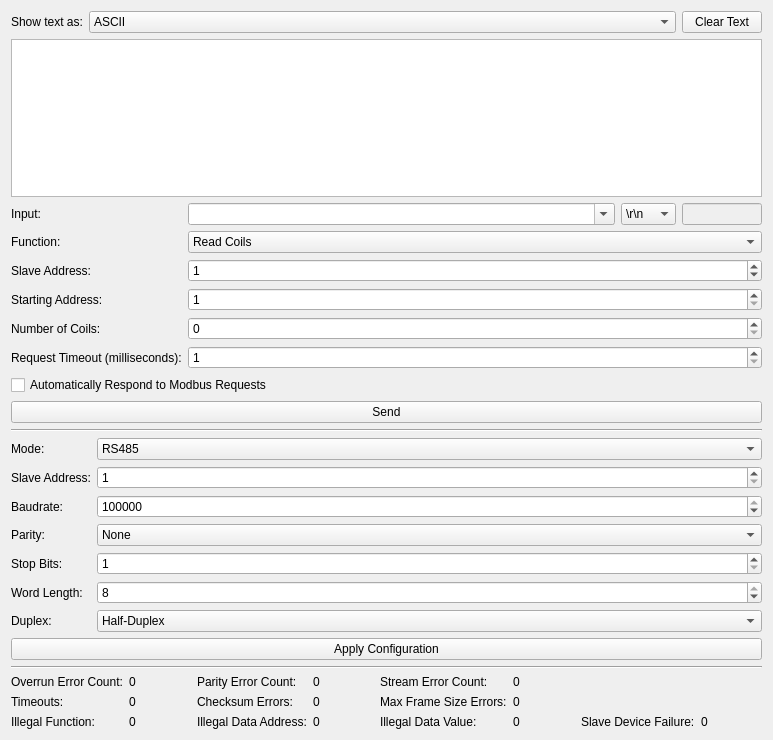
First picture: the form in src/brickv/plugin_system/plugins/rs485/ui/rs485.ui, repository Tinkerforge/brickv, before the edit.
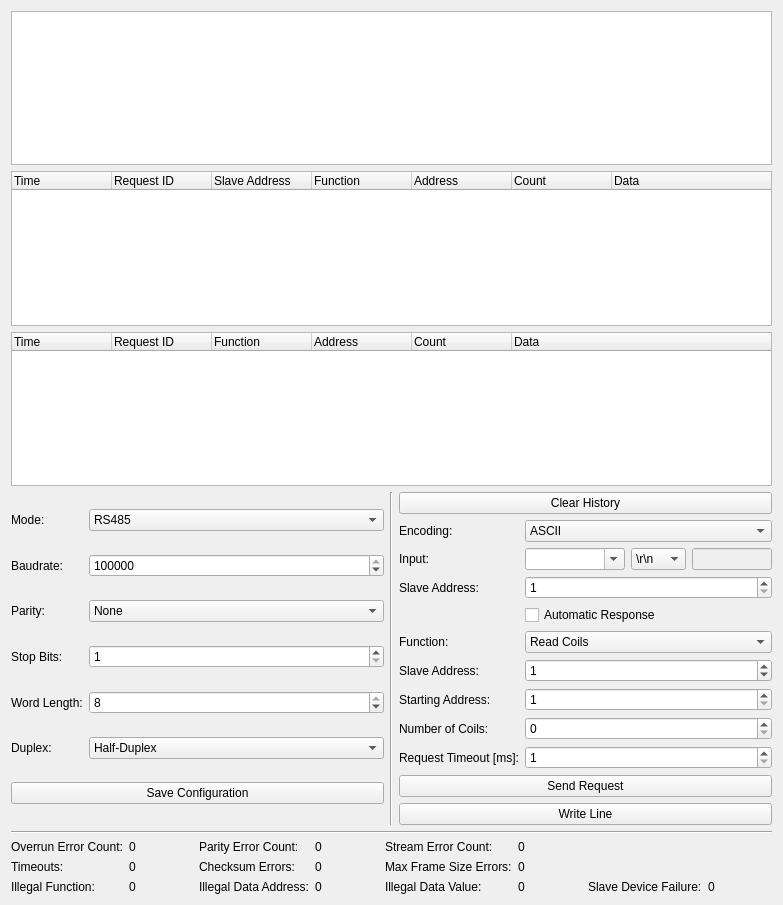
Second picture: the form after the edit.

Commit message: rs485: Rework UI and refactor plugin.

```diff
--- a/src/brickv/plugin_system/plugins/rs485/ui/rs485.ui
+++ b/src/brickv/plugin_system/plugins/rs485/ui/rs485.ui
@@ -6,8 +6,8 @@
    <rect>
     <x>0</x>
     <y>0</y>
-    <width>773</width>
-    <height>740</height>
+    <width>783</width>
+    <height>905</height>
    </rect>
   </property>
   <property name="windowTitle">
@@ -15,45 +15,16 @@
   </property>
   <layout class="QVBoxLayout" name="verticalLayout">
    <item>
-    <layout class="QGridLayout" name="gridLayout_3">
-     <item row="0" column="0">
-      <widget class="QLabel" name="label_8">
-       <property name="text">
-        <string>Show text as:</string>
-       </property>
-      </widget>
-     </item>
-     <item row="0" column="2">
-      <widget class="QPushButton" name="button_clear_text">
-       <property name="text">
-        <string>Clear Text</string>
-       </property>
-      </widget>
-     </item>
-     <item row="0" column="1">
-      <widget class="QComboBox" name="text_type_combobox">
-       <property name="sizePolicy">
-        <sizepolicy hsizetype="Expanding" vsizetype="Fixed">
-         <horstretch>0</horstretch>
-         <verstretch>0</verstretch>
-        </sizepolicy>
-       </property>
-       <item>
-        <property name="text">
-         <string>ASCII</string>
-        </property>
-       </item>
-       <item>
-        <property name="text">
-         <string>Hex</string>
-        </property>
-       </item>
-      </widget>
-     </item>
-    </layout>
+    <layout class="QGridLayout" name="gridLayout_3"/>
    </item>
    <item>
     <widget class="QPlainTextEdit" name="text">
+     <property name="sizePolicy">
+      <sizepolicy hsizetype="Expanding" vsizetype="Expanding">
+       <horstretch>0</horstretch>
+       <verstretch>2</verstretch>
+      </sizepolicy>
+     </property>
      <property name="minimumSize">
       <size>
        <width>675</width>
@@ -80,8 +51,364 @@
     </widget>
    </item>
    <item>
+    <widget class="QTreeWidget" name="modbus_master_tree">
+     <property name="sizePolicy">
+      <sizepolicy hsizetype="Expanding" vsizetype="Expanding">
+       <horstretch>0</horstretch>
+       <verstretch>2</verstretch>
+      </sizepolicy>
+     </property>
+     <property name="rootIsDecorated">
+      <bool>false</bool>
+     </property>
+     <column>
+      <property name="text">
+       <string>Time</string>
+      </property>
+     </column>
+     <column>
+      <property name="text">
+       <string>Request ID</string>
+      </property>
+     </column>
+     <column>
+      <property name="text">
+       <string>Slave Address</string>
+      </property>
+     </column>
+     <column>
+      <property name="text">
+       <string>Function</string>
+      </property>
+     </column>
+     <column>
+      <property name="text">
+       <string>Address</string>
+      </property>
+     </column>
+     <column>
+      <property name="text">
+       <string>Count</string>
+      </property>
+     </column>
+     <column>
+      <property name="text">
+       <string>Data</string>
+      </property>
+     </column>
+    </widget>
+   </item>
+   <item>
+    <widget class="QTreeWidget" name="modbus_slave_tree">
+     <property name="sizePolicy">
+      <sizepolicy hsizetype="Expanding" vsizetype="Expanding">
+       <horstretch>0</horstretch>
+       <verstretch>2</verstretch>
+      </sizepolicy>
+     </property>
+     <property name="rootIsDecorated">
+      <bool>false</bool>
+     </property>
+     <column>
+      <property name="text">
+       <string>Time</string>
+      </property>
+     </column>
+     <column>
+      <property name="text">
+       <string>Request ID</string>
+      </property>
+     </column>
+     <column>
+      <property name="text">
+       <string>Function</string>
+      </property>
+     </column>
+     <column>
+      <property name="text">
+       <string>Address</string>
+      </property>
+     </column>
+     <column>
+      <property name="text">
+       <string>Count</string>
+      </property>
+     </column>
+     <column>
+      <property name="text">
+       <string>Data</string>
+      </property>
+     </column>
+    </widget>
+   </item>
+   <item>
+    <layout class="QHBoxLayout" name="horizontalLayout_2">
+     <item>
+      <layout class="QGridLayout" name="gridLayout">
+       <item row="5" column="0">
+        <widget class="QLabel" name="label_7">
+         <property name="text">
+          <string>Duplex:</string>
+         </property>
+        </widget>
+       </item>
+       <item row="3" column="1">
+        <widget class="QSpinBox" name="stopbits_spinbox">
+         <property name="minimum">
+          <number>1</number>
+         </property>
+         <property name="maximum">
+          <number>2</number>
+         </property>
+        </widget>
+       </item>
+       <item row="2" column="0">
+        <widget class="QLabel" name="label_3">
+         <property name="text">
+          <string>Parity:</string>
+         </property>
+        </widget>
+       </item>
+       <item row="5" column="1">
+        <widget class="QComboBox" name="duplex_combobox">
+         <property name="sizePolicy">
+          <sizepolicy hsizetype="Minimum" vsizetype="Fixed">
+           <horstretch>0</horstretch>
+           <verstretch>0</verstretch>
+          </sizepolicy>
+         </property>
+         <item>
+          <property name="text">
+           <string>Half-Duplex</string>
+          </property>
+         </item>
+         <item>
+          <property name="text">
+           <string>Full-Duplex</string>
+          </property>
+         </item>
+        </widget>
+       </item>
+       <item row="1" column="1">
+        <widget class="QSpinBox" name="baudrate_spinbox">
+         <property name="minimum">
+          <number>100</number>
+         </property>
+         <property name="maximum">
+          <number>2997070</number>
+         </property>
+         <property name="value">
+          <number>115200</number>
+         </property>
+        </widget>
+       </item>
+       <item row="1" column="0">
+        <widget class="QLabel" name="label_2">
+         <property name="text">
+          <string>Baudrate:</string>
+         </property>
+        </widget>
+       </item>
+       <item row="4" column="1">
+        <widget class="QSpinBox" name="wordlength_spinbox">
+         <property name="minimum">
+          <number>5</number>
+         </property>
+         <property name="maximum">
+          <number>8</number>
+         </property>
+         <property name="value">
+          <number>8</number>
+         </property>
+        </widget>
+       </item>
+       <item row="6" column="0" colspan="2">
+        <widget class="QPushButton" name="apply_button">
+         <property name="text">
+          <string>Save Configuration</string>
+         </property>
+        </widget>
+       </item>
+       <item row="0" column="1">
+        <widget class="QComboBox" name="mode_combobox">
+         <property name="sizePolicy">
+          <sizepolicy hsizetype="Expanding" vsizetype="Fixed">
+           <horstretch>1</horstretch>
+           <verstretch>0</verstretch>
+          </sizepolicy>
+         </property>
+         <item>
+          <property name="text">
+           <string>RS485</string>
+          </property>
+         </item>
+         <item>
+          <property name="text">
+           <string>Modbus Master RTU</string>
+          </property>
+         </item>
+         <item>
+          <property name="text">
+           <string>Modbus Slave RTU</string>
+          </property>
+         </item>
+        </widget>
+       </item>
+       <item row="2" column="1">
+        <widget class="QComboBox" name="parity_combobox">
+         <property name="sizePolicy">
+          <sizepolicy hsizetype="Minimum" vsizetype="Fixed">
+           <horstretch>0</horstretch>
+           <verstretch>0</verstretch>
+          </sizepolicy>
+         </property>
+         <item>
+          <property name="text">
+           <string>None</string>
+          </property>
+         </item>
+         <item>
+          <property name="text">
+           <string>Odd</string>
+          </property>
+         </item>
+         <item>
+          <property name="text">
+           <string>Even</string>
+          </property>
+         </item>
+        </widget>
+       </item>
+       <item row="3" column="0">
+        <widget class="QLabel" name="label_4">
+         <property name="text">
+          <string>Stop Bits:</string>
+         </property>
+        </widget>
+       </item>
+       <item row="4" column="0">
+        <widget class="QLabel" name="label">
+         <property name="text">
+          <string>Word Length:</string>
+         </property>
+        </widget>
+       </item>
+       <item row="0" column="0">
+        <widget class="QLabel" name="label_6">
+         <property name="text">
+          <string>Mode:</string>
+         </property>
+        </widget>
+       </item>
+      </layout>
+     </item>
+     <item>
+      <widget class="Line" name="line_3">
+       <property name="orientation">
+        <enum>Qt::Vertical</enum>
+       </property>
+      </widget>
+     </item>
+     <item>
     <layout class="QGridLayout" name="gridLayout_2">
-     <item row="3" column="1" colspan="3">
+       <item row="1" column="1">
+        <widget class="QComboBox" name="text_type_combobox">
+         <property name="sizePolicy">
+          <sizepolicy hsizetype="Expanding" vsizetype="Fixed">
+           <horstretch>1</horstretch>
+           <verstretch>0</verstretch>
+          </sizepolicy>
+         </property>
+         <item>
+          <property name="text">
+           <string>ASCII</string>
+          </property>
+         </item>
+         <item>
+          <property name="text">
+           <string>Raw (Hex Bytes)</string>
+          </property>
+         </item>
+        </widget>
+       </item>
+       <item row="12" column="0" colspan="2">
+        <spacer name="verticalSpacer">
+         <property name="orientation">
+          <enum>Qt::Vertical</enum>
+         </property>
+         <property name="sizeHint" stdset="0">
+          <size>
+           <width>20</width>
+           <height>0</height>
+          </size>
+         </property>
+        </spacer>
+       </item>
+       <item row="6" column="1">
+        <widget class="QSpinBox" name="modbus_master_slave_address_spinbox">
+         <property name="maximum">
+          <number>255</number>
+         </property>
+         <property name="value">
+          <number>1</number>
+         </property>
+        </widget>
+       </item>
+       <item row="10" column="0" colspan="2">
+        <widget class="QPushButton" name="modbus_master_send_button">
+         <property name="text">
+          <string>Send Request</string>
+         </property>
+        </widget>
+       </item>
+       <item row="8" column="0">
+        <widget class="QLabel" name="modbus_master_param2_label">
+         <property name="text">
+          <string>Number of Coils:</string>
+         </property>
+        </widget>
+       </item>
+       <item row="3" column="1">
+        <widget class="QSpinBox" name="modbus_slave_address_spinbox">
+         <property name="sizePolicy">
+          <sizepolicy hsizetype="Expanding" vsizetype="Fixed">
+           <horstretch>1</horstretch>
+           <verstretch>0</verstretch>
+          </sizepolicy>
+         </property>
+         <property name="minimum">
+          <number>1</number>
+         </property>
+         <property name="maximum">
+          <number>255</number>
+         </property>
+        </widget>
+       </item>
+       <item row="1" column="0">
+        <widget class="QLabel" name="label_show_text_as">
+         <property name="text">
+          <string>Encoding:</string>
+         </property>
+        </widget>
+       </item>
+       <item row="9" column="1">
+        <widget class="QSpinBox" name="modbus_master_request_timeout_spinbox">
+         <property name="minimum">
+          <number>1</number>
+         </property>
+         <property name="maximum">
+          <number>60000</number>
+         </property>
+        </widget>
+       </item>
+       <item row="5" column="0">
+        <widget class="QLabel" name="modbus_master_function_label">
+         <property name="text">
+          <string>Function:</string>
+         </property>
+        </widget>
+       </item>
+       <item row="7" column="1">
       <widget class="QSpinBox" name="modbus_master_param1_spinbox">
        <property name="minimum">
         <number>1</number>
@@ -91,37 +418,18 @@
        </property>
       </widget>
      </item>
-     <item row="2" column="0">
-      <widget class="QLabel" name="modbus_master_slave_address_label">
+       <item row="3" column="0">
+        <widget class="QLabel" name="modbus_slave_address_label">
        <property name="text">
         <string>Slave Address:</string>
        </property>
       </widget>
      </item>
-     <item row="0" column="1">
-      <widget class="QComboBox" name="rs485_input_combobox">
-       <property name="sizePolicy">
-        <sizepolicy hsizetype="Expanding" vsizetype="Fixed">
-         <horstretch>24</horstretch>
-         <verstretch>0</verstretch>
-        </sizepolicy>
-       </property>
-       <property name="editable">
-        <bool>true</bool>
-       </property>
-       <property name="maxCount">
-        <number>65534</number>
-       </property>
-       <property name="insertPolicy">
-        <enum>QComboBox::InsertAtBottom</enum>
-       </property>
-      </widget>
-     </item>
-     <item row="1" column="1" colspan="3">
+       <item row="5" column="1">
       <widget class="QComboBox" name="modbus_master_function_combobox">
        <property name="sizePolicy">
-        <sizepolicy hsizetype="Preferred" vsizetype="Fixed">
-         <horstretch>3</horstretch>
+          <sizepolicy hsizetype="Expanding" vsizetype="Fixed">
+           <horstretch>1</horstretch>
          <verstretch>0</verstretch>
         </sizepolicy>
        </property>
@@ -167,7 +475,85 @@
        </item>
       </widget>
      </item>
-     <item row="0" column="2">
+       <item row="6" column="0">
+        <widget class="QLabel" name="modbus_master_slave_address_label">
+         <property name="text">
+          <string>Slave Address:</string>
+         </property>
+        </widget>
+       </item>
+       <item row="4" column="1">
+        <widget class="QCheckBox" name="modbus_slave_respond_checkbox">
+         <property name="sizePolicy">
+          <sizepolicy hsizetype="Expanding" vsizetype="Fixed">
+           <horstretch>0</horstretch>
+           <verstretch>0</verstretch>
+          </sizepolicy>
+         </property>
+         <property name="toolTip">
+          <string>Automatically respond to Modbus requests with dummy data.</string>
+         </property>
+         <property name="text">
+          <string>Automatic Response</string>
+         </property>
+        </widget>
+       </item>
+       <item row="2" column="0">
+        <widget class="QLabel" name="rs485_input_label">
+         <property name="text">
+          <string>Input:</string>
+         </property>
+        </widget>
+       </item>
+       <item row="9" column="0">
+        <widget class="QLabel" name="modbus_master_request_timeout_label">
+         <property name="text">
+          <string>Request Timeout [ms]:</string>
+         </property>
+        </widget>
+       </item>
+       <item row="0" column="0" colspan="2">
+        <widget class="QPushButton" name="button_clear_text">
+         <property name="sizePolicy">
+          <sizepolicy hsizetype="Expanding" vsizetype="Fixed">
+           <horstretch>0</horstretch>
+           <verstretch>0</verstretch>
+          </sizepolicy>
+         </property>
+         <property name="text">
+          <string>Clear History</string>
+         </property>
+        </widget>
+       </item>
+       <item row="7" column="0">
+        <widget class="QLabel" name="modbus_master_param1_label">
+         <property name="text">
+          <string>Starting Address:</string>
+         </property>
+        </widget>
+       </item>
+       <item row="2" column="1">
+        <layout class="QHBoxLayout" name="horizontalLayout_3">
+         <item>
+          <widget class="QComboBox" name="rs485_input_combobox">
+           <property name="sizePolicy">
+            <sizepolicy hsizetype="Preferred" vsizetype="Fixed">
+             <horstretch>1</horstretch>
+             <verstretch>0</verstretch>
+            </sizepolicy>
+           </property>
+           <property name="editable">
+            <bool>true</bool>
+           </property>
+           <property name="maxCount">
+            <number>65534</number>
+           </property>
+           <property name="insertPolicy">
+            <enum>QComboBox::InsertAtBottom</enum>
+           </property>
+          </widget>
+         </item>
+         <item>
       <widget class="QComboBox" name="rs485_input_line_ending_combobox">
        <property name="toolTip">
         <string>Line Ending</string>
@@ -212,21 +598,7 @@
        </item>
       </widget>
      </item>
-     <item row="0" column="0">
-      <widget class="QLabel" name="rs485_input_label">
-       <property name="text">
-        <string>Input:</string>
-       </property>
-      </widget>
-     </item>
-     <item row="1" column="0">
-      <widget class="QLabel" name="modbus_master_function_label">
-       <property name="text">
-        <string>Function:</string>
-       </property>
-      </widget>
-     </item>
-     <item row="0" column="3">
+         <item>
       <widget class="QLineEdit" name="rs485_input_line_ending_lineedit">
        <property name="enabled">
         <bool>false</bool>
@@ -245,44 +617,9 @@
        </property>
       </widget>
      </item>
-     <item row="3" column="0">
-      <widget class="QLabel" name="modbus_master_param1_label">
-       <property name="text">
-        <string>Starting Address:</string>
-       </property>
-      </widget>
-     </item>
-     <item row="4" column="0">
-      <widget class="QLabel" name="modbus_master_param2_label">
-       <property name="text">
-        <string>Number of Coils:</string>
-       </property>
-      </widget>
-     </item>
-     <item row="2" column="1" colspan="3">
-      <widget class="QSpinBox" name="modbus_master_slave_address_spinbox">
-       <property name="sizePolicy">
-        <sizepolicy hsizetype="Preferred" vsizetype="Fixed">
-         <horstretch>0</horstretch>
-         <verstretch>0</verstretch>
-        </sizepolicy>
-       </property>
-       <property name="maximum">
-        <number>255</number>
-       </property>
-       <property name="value">
-        <number>1</number>
-       </property>
-      </widget>
-     </item>
-     <item row="7" column="0" colspan="4">
-      <widget class="QPushButton" name="modbus_master_send_button">
-       <property name="text">
-        <string>Send</string>
-       </property>
-      </widget>
-     </item>
-     <item row="4" column="1" colspan="3">
+        </layout>
+       </item>
+       <item row="8" column="1">
       <widget class="QSpinBox" name="modbus_master_param2_spinbox">
        <property name="minimum">
         <number>0</number>
@@ -292,212 +629,14 @@
        </property>
       </widget>
      </item>
-     <item row="5" column="0">
-      <widget class="QLabel" name="modbus_master_request_timeout_label">
+       <item row="11" column="0" colspan="2">
+        <widget class="QPushButton" name="rs485_send_button">
        <property name="text">
-        <string>Request Timeout (milliseconds):</string>
-       </property>
-      </widget>
-     </item>
-     <item row="5" column="1" colspan="3">
-      <widget class="QSpinBox" name="modbus_master_request_timeout_spinbox">
-       <property name="minimum">
-        <number>1</number>
-       </property>
-       <property name="maximum">
-        <number>60000</number>
-       </property>
-      </widget>
-     </item>
-     <item row="6" column="0" colspan="4">
-      <widget class="QCheckBox" name="modbus_slave_respond_checkbox">
-       <property name="text">
-        <string>Automatically Respond to Modbus Requests</string>
+          <string>Write Line</string>
        </property>
       </widget>
      </item>
     </layout>
-   </item>
-   <item>
-    <widget class="Line" name="line">
-     <property name="orientation">
-      <enum>Qt::Horizontal</enum>
-     </property>
-    </widget>
-   </item>
-   <item>
-    <layout class="QGridLayout" name="gridLayout">
-     <item row="1" column="1">
-      <widget class="QSpinBox" name="modbus_slave_address_spinbox">
-       <property name="minimum">
-        <number>1</number>
-       </property>
-       <property name="maximum">
-        <number>255</number>
-       </property>
-      </widget>
-     </item>
-     <item row="6" column="0">
-      <widget class="QLabel" name="label_7">
-       <property name="text">
-        <string>Duplex:</string>
-       </property>
-      </widget>
-     </item>
-     <item row="2" column="1">
-      <widget class="QSpinBox" name="baudrate_spinbox">
-       <property name="minimum">
-        <number>100</number>
-       </property>
-       <property name="maximum">
-        <number>2997070</number>
-       </property>
-       <property name="value">
-        <number>115200</number>
-       </property>
-      </widget>
-     </item>
-     <item row="6" column="1">
-      <widget class="QComboBox" name="duplex_combobox">
-       <property name="sizePolicy">
-        <sizepolicy hsizetype="Minimum" vsizetype="Fixed">
-         <horstretch>0</horstretch>
-         <verstretch>0</verstretch>
-        </sizepolicy>
-       </property>
-       <item>
-        <property name="text">
-         <string>Half-Duplex</string>
-        </property>
-       </item>
-       <item>
-        <property name="text">
-         <string>Full-Duplex</string>
-        </property>
-       </item>
-      </widget>
-     </item>
-     <item row="2" column="0">
-      <widget class="QLabel" name="label_2">
-       <property name="text">
-        <string>Baudrate:</string>
-       </property>
-      </widget>
-     </item>
-     <item row="7" column="0" colspan="2">
-      <widget class="QPushButton" name="apply_button">
-       <property name="text">
-        <string>Apply Configuration</string>
-       </property>
-      </widget>
-     </item>
-     <item row="5" column="0">
-      <widget class="QLabel" name="label">
-       <property name="text">
-        <string>Word Length:</string>
-       </property>
-      </widget>
-     </item>
-     <item row="4" column="1">
-      <widget class="QSpinBox" name="stopbits_spinbox">
-       <property name="minimum">
-        <number>1</number>
-       </property>
-       <property name="maximum">
-        <number>2</number>
-       </property>
-      </widget>
-     </item>
-     <item row="3" column="0">
-      <widget class="QLabel" name="label_3">
-       <property name="text">
-        <string>Parity:</string>
-       </property>
-      </widget>
-     </item>
-     <item row="5" column="1">
-      <widget class="QSpinBox" name="wordlength_spinbox">
-       <property name="minimum">
-        <number>5</number>
-       </property>
-       <property name="maximum">
-        <number>8</number>
-       </property>
-       <property name="value">
-        <number>8</number>
-       </property>
-      </widget>
-     </item>
-     <item row="3" column="1">
-      <widget class="QComboBox" name="parity_combobox">
-       <property name="sizePolicy">
-        <sizepolicy hsizetype="Minimum" vsizetype="Fixed">
-         <horstretch>0</horstretch>
-         <verstretch>0</verstretch>
-        </sizepolicy>
-       </property>
-       <item>
-        <property name="text">
-         <string>None</string>
-        </property>
-       </item>
-       <item>
-        <property name="text">
-         <string>Odd</string>
-        </property>
-       </item>
-       <item>
-        <property name="text">
-         <string>Even</string>
-        </property>
-       </item>
-      </widget>
-     </item>
-     <item row="4" column="0">
-      <widget class="QLabel" name="label_4">
-       <property name="text">
-        <string>Stop Bits:</string>
-       </property>
-      </widget>
-     </item>
-     <item row="0" column="0">
-      <widget class="QLabel" name="label_6">
-       <property name="text">
-        <string>Mode:</string>
-       </property>
-      </widget>
-     </item>
-     <item row="0" column="1">
-      <widget class="QComboBox" name="mode_combobox">
-       <property name="sizePolicy">
-        <sizepolicy hsizetype="Expanding" vsizetype="Fixed">
-         <horstretch>0</horstretch>
-         <verstretch>0</verstretch>
-        </sizepolicy>
-       </property>
-       <item>
-        <property name="text">
-         <string>RS485</string>
-        </property>
-       </item>
-       <item>
-        <property name="text">
-         <string>Modbus Master RTU</string>
-        </property>
-       </item>
-       <item>
-        <property name="text">
-         <string>Modbus Slave RTU</string>
-        </property>
-       </item>
-      </widget>
-     </item>
-     <item row="1" column="0">
-      <widget class="QLabel" name="modbus_slave_address_label">
-       <property name="text">
-        <string>Slave Address:</string>
-       </property>
-      </widget>
      </item>
     </layout>
    </item>
```
Left out of the diff: 13 changed lines with no effect on the pictures. Lines whose indentation alone changed are shown as unchanged. The commit also changes 1 other file.
